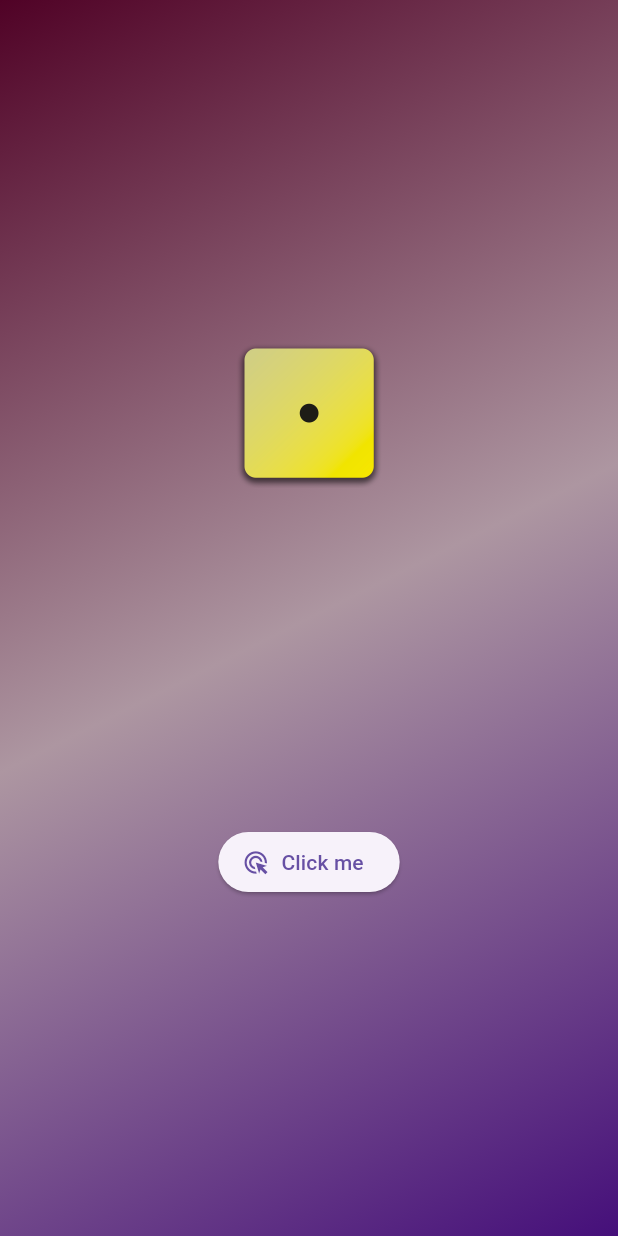
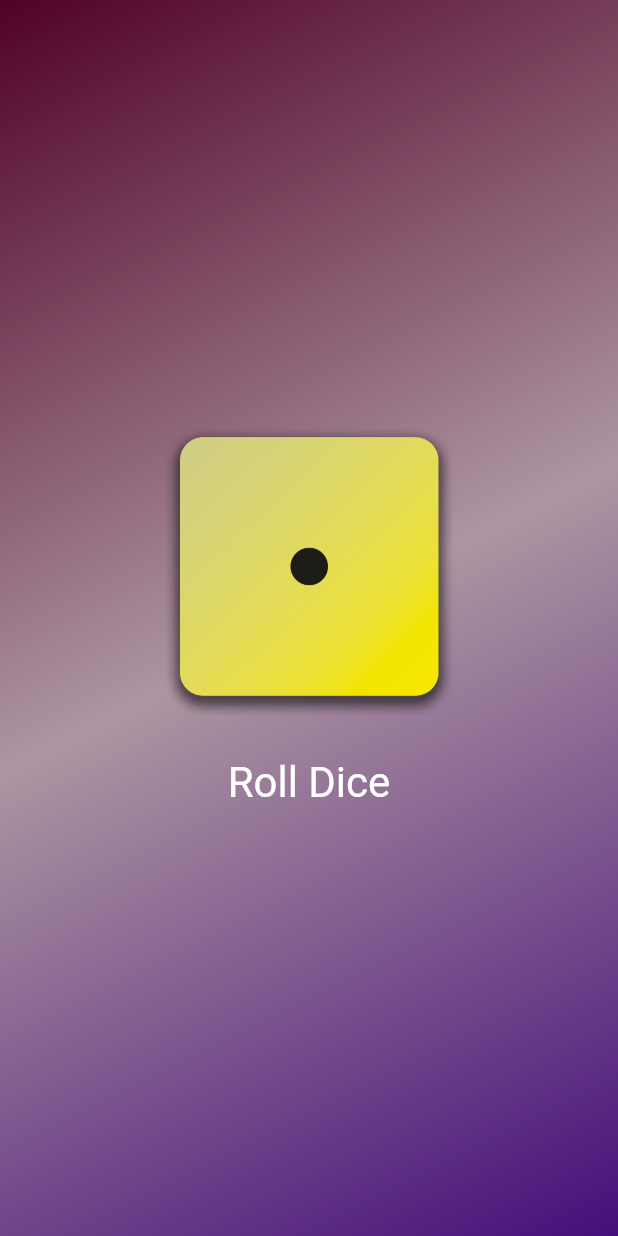
Before and after one commit to AmineChograni/roll_dice, a Flutter app: the screen it shows after launch, on a phone screen of 412 x 824 dp. Run offline on Flutter 3.47's test engine with Material 3 defaults, Android fonts, the phone set to English and light mode, and no system bars.

Commit message:
button style

```diff
--- a/lib/gradient_container.dart
+++ b/lib/gradient_container.dart
@@ -12,6 +12,10 @@ class GradientContainer extends StatelessWidget {
   final Color color2;
   final Color color3;
 
+  void rollDice() {
+    //log('The Button is clicked !');
+  }
+
   @override
   Widget build(BuildContext context) {
     return Container(
@@ -25,13 +29,17 @@ class GradientContainer extends StatelessWidget {
       ),
       child: Center(
         child: Column(
-          mainAxisAlignment: MainAxisAlignment.spaceEvenly,
+          mainAxisSize: MainAxisSize.min,
           children: [
-            Image.asset('images/dice-1.png', width: 100),
-            ElevatedButton.icon(
-              onPressed: () => log('Clicked!'),
-              label: const Text('Click me'),
-              icon: const Icon(Icons.ads_click),
+            Image.asset('images/dice-1.png', width: 200),
+            const SizedBox(height: 20),
+            TextButton(
+              style: TextButton.styleFrom(
+                foregroundColor: Colors.white,
+                textStyle: const TextStyle(fontSize: 28),
+              ),
+              onPressed: rollDice,
+              child: const Text('Roll Dice'),
             )
           ],
         ),
```
